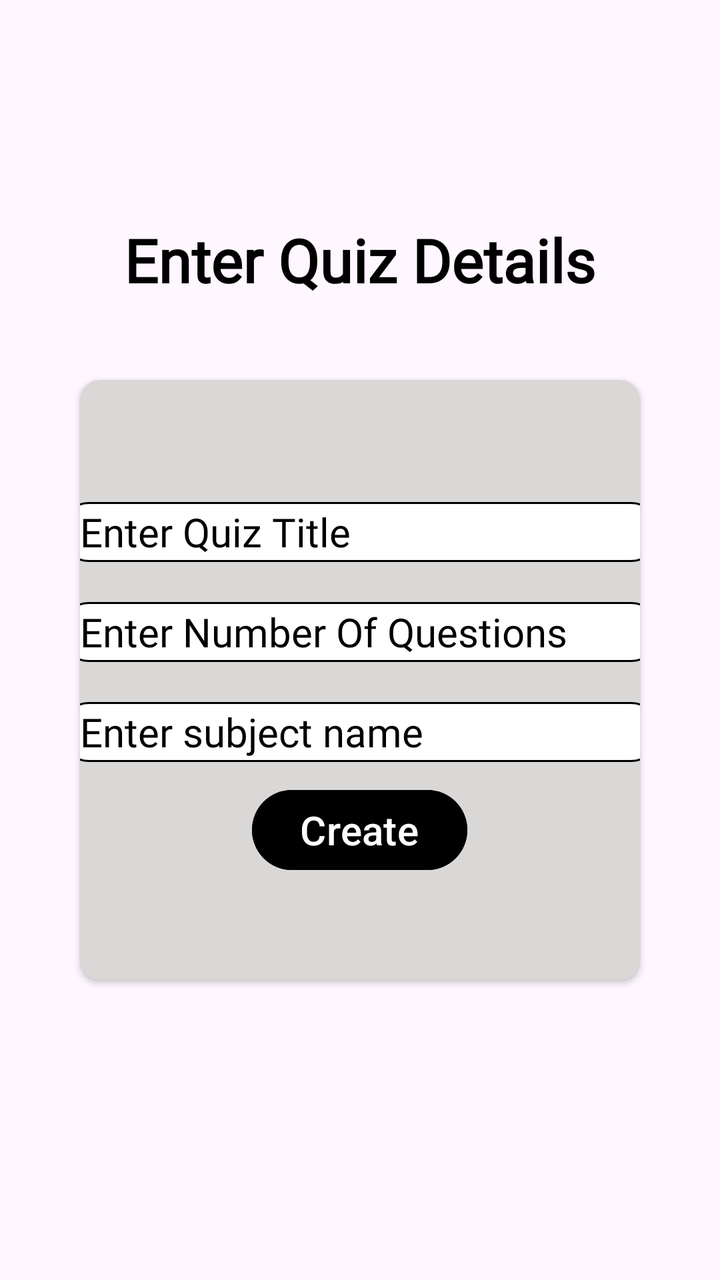
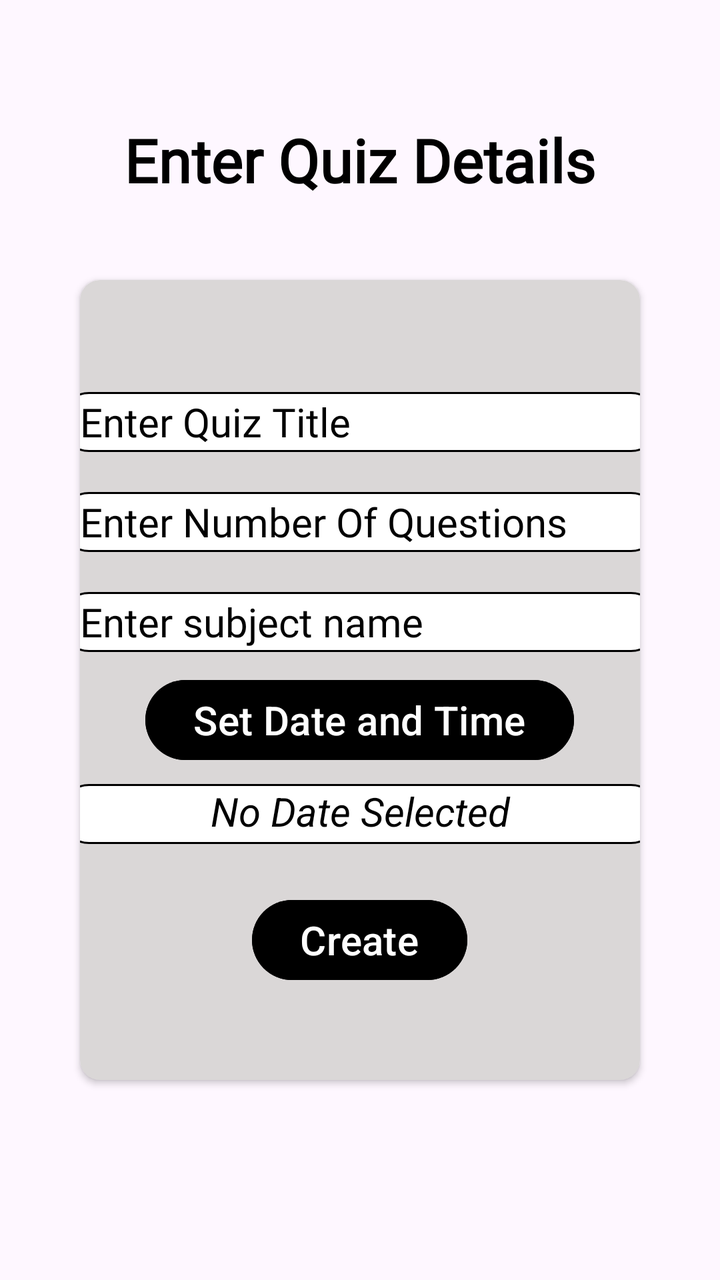

The first picture is an Android layout as it rendered before a commit; the second is the same layout after the commit. The layout source and the unified diff follow.
<!-- AndroidManifest.xml: application theme Theme.EduQuiz -->
<!-- res/layout/activity_create_quiz.xml -->
<?xml version="1.0" encoding="utf-8"?>
<LinearLayout xmlns:android="http://schemas.android.com/apk/res/android"
    xmlns:app="http://schemas.android.com/apk/res-auto"
    xmlns:tools="http://schemas.android.com/tools"
    android:orientation="vertical"
    android:layout_width="match_parent"
    android:layout_height="match_parent"
    android:gravity="center"
    android:layout_gravity="center"
    tools:context=".teacheractivities.CreateQuizActivity">
    <TextView
        android:layout_width="wrap_content"
        android:layout_height="wrap_content"
        android:textAlignment="center"
        android:textColor="@color/black"
        android:textSize="30dp"
        android:text="Enter Quiz Details"
        android:textStyle="bold"
        android:fontFamily="@font/caveat_brush"/>

    <androidx.cardview.widget.CardView
        android:layout_width="match_parent"
        android:layout_height="300dp"
        android:backgroundTint="@color/gray2"
        app:cardCornerRadius="10dp"
        android:elevation="100dp"
        android:layout_margin="40dp">

        <LinearLayout
            android:layout_width="match_parent"
            android:layout_height="match_parent"
            android:layout_gravity="center"
            android:gravity="center"
            android:orientation="vertical">
            <EditText
                android:layout_width="300dp"
                android:layout_height="30dp"
                android:id="@+id/etcreatequizquiztitile"
                android:hint="Enter Quiz Title"
                android:paddingLeft="10dp"
                android:textSize="20dp"
                android:fontFamily="@font/alice"
                android:textColorHint="@color/black"
                android:textColor="@color/black"
                android:inputType="text"
                android:background="@drawable/edit2"
                android:layout_margin="10dp" />

            <EditText
                android:layout_width="300dp"
                android:layout_height="30dp"
                android:id="@+id/etcreatequiznoofquestions"
                android:hint="Enter Number Of Questions"
                android:paddingLeft="10dp"
                android:textSize="20dp"
                android:fontFamily="@font/alice"
                android:textColorHint="@color/black"
                android:textColor="@color/black"
                android:inputType="text"
                android:background="@drawable/edit2"
                android:layout_margin="10dp"/>

            <EditText
                android:layout_width="300dp"
                android:layout_height="30dp"
                android:id="@+id/etcreatequizsubjectname"
                android:hint="Enter subject name"
                android:paddingLeft="10dp"
                android:textSize="20dp"
                android:fontFamily="@font/alice"
                android:textColorHint="@color/black"
                android:textColor="@color/black"
                android:inputType="text"
                android:background="@drawable/edit2"
                android:layout_margin="10dp"/>


            <Button
                android:id="@+id/btncreatequizcreatequiz"
                android:layout_width="wrap_content"
                android:layout_height="wrap_content"
                android:layout_gravity="center"
                android:textSize="20dp"
                android:backgroundTint="@color/black"
                android:text="Create"
                android:textColor="@color/white"/>


        </LinearLayout>
    </androidx.cardview.widget.CardView>

</LinearLayout>
<!-- resources referenced by this layout -->
<resources>
  <color name="black">#FF000000</color>
  <color name="gray2">#DAD7D7</color>
  <color name="white">#FFFFFFFF</color>
  <!-- drawable edit2 (drawable) -->
  <?xml version="1.0" encoding="utf-8"?>
  <shape xmlns:android="http://schemas.android.com/apk/res/android">
      <corners android:radius="14dp"/>
      <stroke android:color="@color/black" android:width="0.9dp"/>
      <solid android:color="@color/white"/>
      <size android:height="10dp"/>
  </shape>
  <style name="Theme.EduQuiz" parent="Base.Theme.EduQuiz" />
  <style name="Base.Theme.EduQuiz" parent="Theme.Material3.DayNight.NoActionBar">
          
          
      </style>
</resources>

<!-- the commit's change to res/layout/activity_create_quiz.xml (unified diff, before → after) -->
@@ -20,7 +20,7 @@
 
     <androidx.cardview.widget.CardView
         android:layout_width="match_parent"
-        android:layout_height="300dp"
+        android:layout_height="400dp"
         android:backgroundTint="@color/gray2"
         app:cardCornerRadius="10dp"
         android:elevation="100dp"
@@ -74,6 +74,30 @@
                 android:background="@drawable/edit2"
                 android:layout_margin="10dp"/>
 
+            
+            <Button
+                android:id="@+id/btncreatequizscheduletimeanddate"
+                android:layout_width="wrap_content"
+                    android:layout_height="wrap_content"
+                android:text="Set Date and Time"
+                android:textSize="20dp"
+                android:backgroundTint="@color/black"
+                android:textColor="@android:color/white"
+                android:layout_marginBottom="8dp" />
+
+            
+            <TextView
+                android:id="@+id/tvcreatequizdiplayscheduledtimeanddate"
+                android:layout_width="300dp"
+                android:layout_height="30dp"
+                android:text="No Date Selected"
+                android:textSize="20dp"
+                android:textAlignment="center"
+                android:textStyle="italic"
+                android:textColor="@color/black"
+                android:background="@drawable/edit2"
+                android:layout_marginBottom="24dp" />
+
 
             <Button
                 android:id="@+id/btncreatequizcreatequiz"
